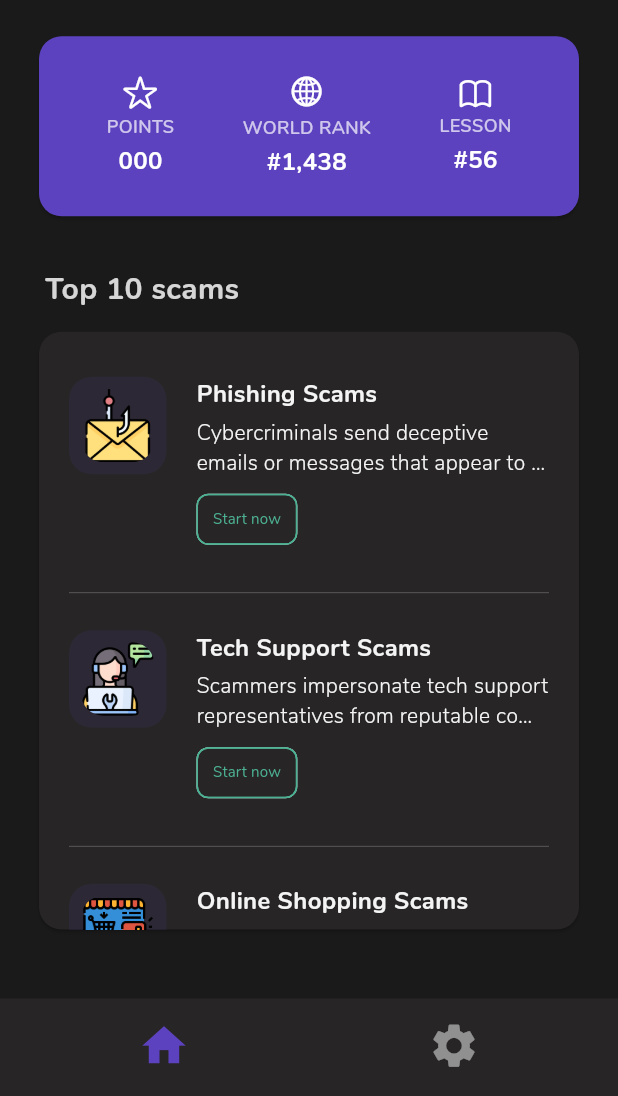
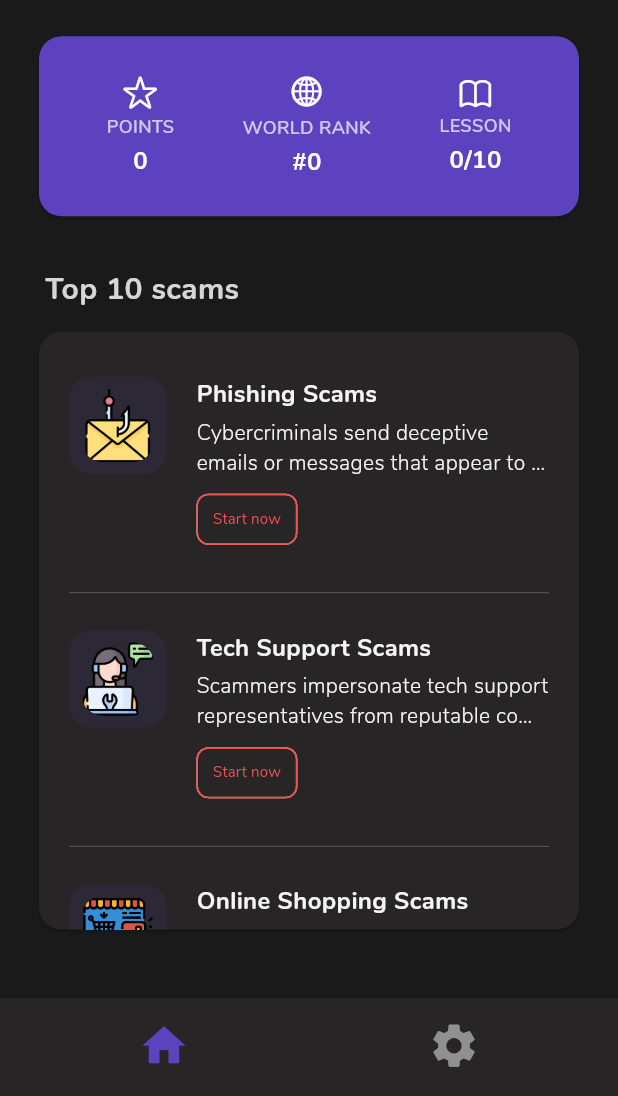
Before and after one commit to Wongoose/pre-scam-ai, a Flutter app: the ChatComplete screen opened directly with empty values, after a tap on "Click here to go back home", on a phone screen of 412 x 824 dp, the part 140-1236 px from its top. Run offline on Flutter 3.47's test engine with Material 3 defaults, Android fonts, the phone set to English and light mode, and no system bars; drawn by our look-alikes of animated_flip_counter, overlay_support; our stand-ins replace auto_size_text, cloud_firestore, firebase_auth, firebase_core, flutter_animate, flutter_chat_types and 9 more; missing offline and left inert: open_mail_app; accounts and stored records are empty.

Commit message:
Feature: Added leaderboards and scam completion logic

```diff
--- a/lib/controllers/quiz_controller.dart
+++ b/lib/controllers/quiz_controller.dart
@@ -42,6 +42,7 @@ class QuizController extends GetxController {
       await Future.delayed(Duration(seconds: 1));
       points(scam.quiz.length * 100);
       await userDetailsController.updatePoints(points.value);
+      await userDetailsController.updateScamComplete(scam);
     }
   }
 
--- a/lib/models/model_user.dart
+++ b/lib/models/model_user.dart
@@ -11,6 +11,8 @@ class AppUser extends GetxController {
   RxString fullName = "".obs;
   bool? genderIsMale;
   RxInt points = 0.obs;
+  RxInt ranking = 0.obs;
+  RxList<int> completedScamIDs = RxList<int>();
 
   AppUser(
       {this.provider,
--- a/lib/models/scam_model.dart
+++ b/lib/models/scam_model.dart
@@ -1,7 +1,7 @@
 import "package:prescamai/models/quiz_model.dart";
 
 class Scam {
-  final String id;
+  final int id;
   final String title;
   final String img;
   final String description;
@@ -28,7 +28,7 @@ class Scam {
 
   factory Scam.fromJson(Map<String, dynamic> json) {
     return Scam(
-      id: json["id"] as String,
+      id: json["id"] as int,
       title: json["title"] as String,
       img: json["img"] as String,
       description: json["description"] as String,
--- a/lib/screens/home/widgets/home_leaderboards_card.dart
+++ b/lib/screens/home/widgets/home_leaderboards_card.dart
@@ -40,7 +40,6 @@ class HomeLeaderboardsCard extends StatelessWidget {
                   Obx(
                     () => AnimatedFlipCounter(
                       value: userDetailsController.points,
-                      wholeDigits: 3,
                       duration: Duration(seconds: 3),
                       textStyle: TextStyle(
                           fontSize: 16,
@@ -65,14 +64,16 @@ class HomeLeaderboardsCard extends StatelessWidget {
                         color: Colors.white70),
                   ),
                   SizedBox(height: 3),
-                  Text(
-                    "#1,438",
-                    maxLines: 2,
-                    overflow: TextOverflow.ellipsis,
-                    style: TextStyle(
+                  Obx(
+                    () => AnimatedFlipCounter(
+                      value: userDetailsController.ranking,
+                      prefix: "#",
+                      duration: Duration(seconds: 3),
+                      textStyle: TextStyle(
                           fontSize: 16,
                           fontWeight: FontWeight.bold,
                           color: Colors.white),
+                    ),
                   ),
                 ],
               ),
@@ -91,14 +92,16 @@ class HomeLeaderboardsCard extends StatelessWidget {
                         color: Colors.white70),
                   ),
                   SizedBox(height: 3),
-                  Text(
-                    "#56",
-                    maxLines: 2,
-                    overflow: TextOverflow.ellipsis,
-                    style: TextStyle(
+                  Obx(
+                    () => AnimatedFlipCounter(
+                      value: userDetailsController.completedScamIDs.length,
+                      suffix: "/10",
+                      duration: Duration(seconds: 3),
+                      textStyle: TextStyle(
                           fontSize: 16,
                           fontWeight: FontWeight.bold,
                           color: Colors.white),
+                    ),
                   ),
                 ],
               ),
--- a/lib/screens/home/widgets/single_scam_item.dart
+++ b/lib/screens/home/widgets/single_scam_item.dart
@@ -1,6 +1,7 @@
 import "package:flutter/material.dart";
 import "package:get/get.dart";
 import "package:prescamai/controllers/theme_service_controller.dart";
+import "package:prescamai/controllers/user_details_controller.dart";
 import "package:prescamai/models/scam_model.dart";
 import "package:prescamai/screens/home/pages/scam_page.dart";
 
@@ -13,6 +14,8 @@ class SingleScamItem extends StatelessWidget {
   Widget build(BuildContext context) {
     final MyThemeServiceController themeService =
         Get.put(MyThemeServiceController());
+
+    final UserDetailsController userDetailsController = Get.find();
 
     return GestureDetector(
       behavior: HitTestBehavior.translucent,
@@ -63,17 +66,25 @@ class SingleScamItem extends StatelessWidget {
                   SizedBox(height: 4),
                   Chip(
                     label: Text(
-                      "Start now",
+                      userDetailsController.completedScamIDs.contains(scam.id)
+                          ? "Completed"
+                          : "Start now",
                       style: TextStyle(
                           fontSize: 10,
                           fontWeight: FontWeight.w400,
                           overflow: TextOverflow.ellipsis,
-                          color: Theme.of(context).colorScheme.secondary),
+                          color: userDetailsController.completedScamIDs
+                                  .contains(scam.id)
+                              ? Theme.of(context).colorScheme.secondary
+                              : Colors.red[400]),
                     ),
                     backgroundColor: Theme.of(context).cardColor,
                     labelPadding: EdgeInsets.fromLTRB(2, 0, 2, 0),
                     side: BorderSide(
-                        color: Theme.of(context).colorScheme.secondary),
+                        color: userDetailsController.completedScamIDs
+                                .contains(scam.id)
+                            ? Theme.of(context).colorScheme.secondary
+                            : Colors.red[400]!),
                   ),
                 ],
               ),
```
Also changed, not shown: assets/top10scams.json (+10 -10 lines), lib/controllers/user_details_controller.dart (+17 -3 lines), lib/screens/home/pages/scam_page.dart (+16 -3 lines), lib/services/firestore.dart (+19 -1 lines). Lines whose indentation alone changed are shown as unchanged.
